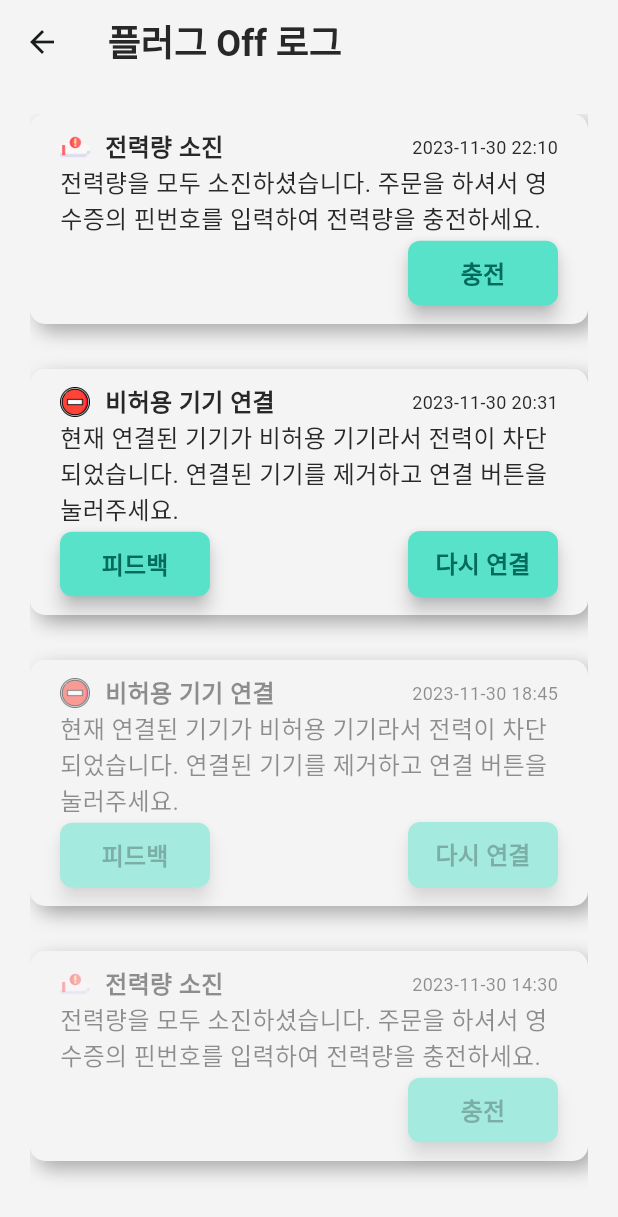
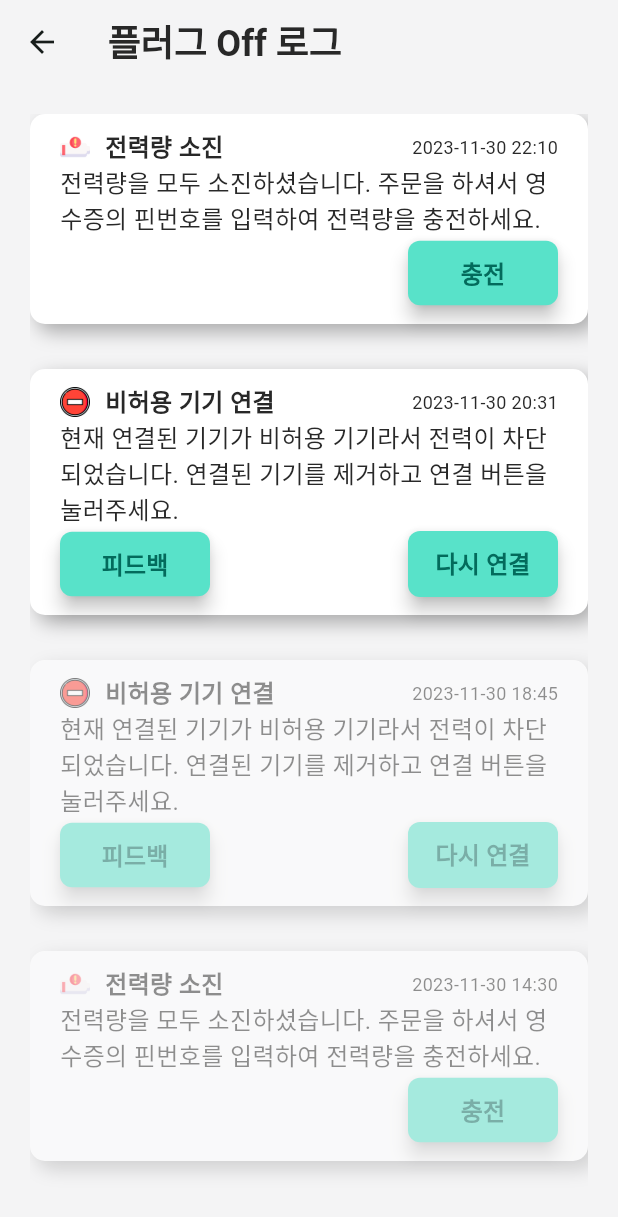
Before and after one commit to CAU-Capstone-PPL/CafePlugGuardian-WebClient, a Flutter app: the AlertScreen screen opened by its route, on a phone screen of 412 x 824 dp. Shown: the top 1217 px of the screen. Run offline on Flutter 3.47's test engine with Material 3 defaults, Android fonts, the phone set to English and light mode, and no system bars; accounts and stored records are empty; network calls fail; Roboto replaces fonts that are missing (Gmarket).

Commit message:
refactor: 알람 위젯 refactor 및 컨테이너 색깔 변경

```diff
--- a/lib/screens/home_screen.dart
+++ b/lib/screens/home_screen.dart
@@ -204,7 +204,7 @@ class _HomeScreenState extends State<HomeScreen> {
                                     TitleText(
                                         content:
                                             '${context.watch<PlugInformationProvider>().plug!.realTimePower}'),
-                                    const CaptionText(content: ' Wh'),
+                                    const CaptionText(content: ' W'),
                                   ],
                                 )
                               ],
--- a/lib/screens/maileage_screen.dart
+++ b/lib/screens/maileage_screen.dart
@@ -33,7 +33,7 @@ class MaileageScreen extends StatelessWidget {
             Container(
               padding: const EdgeInsets.all(16.0),
               decoration: BoxDecoration(
-                color: AppColor.background,
+                color: Colors.white,
                 borderRadius: BorderRadius.circular(15),
                 boxShadow: [
                   BoxShadow(
--- a/lib/screens/shop_screen.dart
+++ b/lib/screens/shop_screen.dart
@@ -40,7 +40,7 @@ class _ShopScreenState extends State<ShopScreen> {
             Container(
               decoration: BoxDecoration(
                 border: Border.all(color: AppColor.text, width: 1.5),
-                color: AppColor.background,
+                color: Colors.white,
                 borderRadius: BorderRadius.circular(15),
                 boxShadow: [
                   BoxShadow(
--- a/lib/style.dart
+++ b/lib/style.dart
@@ -4,7 +4,9 @@ class AppColor extends Color {
   AppColor(super.value);
 
   static const background = Color(0xFFF4F4F5);
+  static const mainOpacity = Color(0xCC58E2C9);
   static const main = Color(0xFF58E2C9);
+
   static const text = Color(0xFF282828);
 }
 
--- a/lib/widgets/alert_widget.dart
+++ b/lib/widgets/alert_widget.dart
@@ -20,10 +20,13 @@ class Alert extends StatelessWidget {
 
   @override
   Widget build(BuildContext context) {
-    return Container(
+    if (type == 'Blocking') {
+      return Opacity(
+        opacity: isToggleOn ? 0.5 : 1,
+        child: Container(
           decoration: BoxDecoration(
             borderRadius: BorderRadius.circular(10),
-        color: AppColor.background,
+            color: Colors.white,
             boxShadow: [
               BoxShadow(
                 blurRadius: 10,
@@ -32,28 +35,61 @@ class Alert extends StatelessWidget {
               ),
             ],
           ),
-      child: Opacity(
-        opacity: isToggleOn ? 0.5 : 1,
           child: Padding(
             padding: const EdgeInsets.symmetric(
               vertical: 10,
               horizontal: 20,
             ),
-          child: Column(
+            child: NotAllowAlert(plugOffTime: plugOffTime),
+          ),
+        ),
+      );
+    }
+    return Opacity(
+      opacity: ownerCheck ? 0.5 : 1,
+      child: Container(
+        decoration: BoxDecoration(
+          borderRadius: BorderRadius.circular(10),
+          color: Colors.white,
+          boxShadow: [
+            BoxShadow(
+              blurRadius: 10,
+              offset: const Offset(5, 5),
+              color: Colors.black.withOpacity(0.3),
+            ),
+          ],
+        ),
+        child: Padding(
+          padding: const EdgeInsets.symmetric(
+            vertical: 10,
+            horizontal: 20,
+          ),
+          child: PowerExhaustAlert(plugOffTime: plugOffTime),
+        ),
+      ),
+    );
+  }
+}
+
+class PowerExhaustAlert extends StatelessWidget {
+  DateTimeModel plugOffTime;
+  PowerExhaustAlert({super.key, required this.plugOffTime});
+
+  @override
+  Widget build(BuildContext context) {
+    return Column(
       children: [
         Row(
           mainAxisAlignment: MainAxisAlignment.spaceBetween,
           children: [
-                  Row(
+            const Row(
               children: [
                 Image(
-                        image: AssetImage('assets/$type.png'),
+                  image: AssetImage('assets/PowerLimit.png'),
                   width: 20,
                 ),
-                      const SizedBox(width: 10),
-                      type == 'Blocking'
-                          ? const BoldText(content: '비허용 기기 연결')
-                          : const BoldText(content: '전력량 소진'),
+                SizedBox(width: 10),
+                BoldText(content: '전력량 소진'),
               ],
             ),
             CaptionText(
@@ -61,19 +97,71 @@ class Alert extends StatelessWidget {
                     '${plugOffTime.date.toString()} ${plugOffTime.time.toString()}'),
           ],
         ),
-              Row(
+        const Row(
           mainAxisAlignment: MainAxisAlignment.spaceBetween,
           children: [
             Expanded(
               child: NormalText(
-                        content: type == 'Blocking'
-                            ? '현재 연결된 기기가 비허용 기기라서 전력이 차단되었습니다. 연결된 기기를 제거하고 연결 버튼을 눌러주세요.'
-                            : '전력량을 모두 소진하셨습니다. 주문을 하셔서 영수증의 핀번호를 입력하여 전력량을 충전하세요.'),
+                  content:
+                      '전력량을 모두 소진하셨습니다. 주문을 하셔서 영수증의 핀번호를 입력하여 전력량을 충전하세요.'),
             ),
           ],
         ),
-              type == 'Blocking'
-                  ? Row(
+        Row(
+          mainAxisAlignment: MainAxisAlignment.end,
+          children: [
+            CustomSmallButton(
+                content: '충전',
+                onPressed: () {
+                  //오너체크 바꾸기
+                  //충전하는 곳으로 가기
+                  Navigator.pop(context);
+                  Navigator.pushNamed(context, '/pinInput');
+                })
+          ],
+        ),
+      ],
+    );
+  }
+}
+
+class NotAllowAlert extends StatelessWidget {
+  DateTimeModel plugOffTime;
+  NotAllowAlert({super.key, required this.plugOffTime});
+
+  @override
+  Widget build(BuildContext context) {
+    return Column(
+      children: [
+        Row(
+          mainAxisAlignment: MainAxisAlignment.spaceBetween,
+          children: [
+            const Row(
+              children: [
+                Image(
+                  image: AssetImage('assets/Blocking.png'),
+                  width: 20,
+                ),
+                SizedBox(width: 10),
+                BoldText(content: '비허용 기기 연결')
+              ],
+            ),
+            CaptionText(
+                content:
+                    '${plugOffTime.date.toString()} ${plugOffTime.time.toString()}'),
+          ],
+        ),
+        const Row(
+          mainAxisAlignment: MainAxisAlignment.spaceBetween,
+          children: [
+            Expanded(
+              child: NormalText(
+                  content:
+                      '현재 연결된 기기가 비허용 기기라서 전력이 차단되었습니다. 연결된 기기를 제거하고 연결 버튼을 눌러주세요.'),
+            ),
+          ],
+        ),
+        Row(
           mainAxisAlignment: MainAxisAlignment.spaceBetween,
           children: [
             CustomSmallButton(
@@ -85,10 +173,8 @@ class Alert extends StatelessWidget {
                       title: const HeadingText(content: '피드백'),
                       content: const SingleChildScrollView(
                         child: Column(
-                                      mainAxisAlignment:
-                                          MainAxisAlignment.center,
-                                      crossAxisAlignment:
-                                          CrossAxisAlignment.center,
+                          mainAxisAlignment: MainAxisAlignment.center,
+                          crossAxisAlignment: CrossAxisAlignment.center,
                           children: [],
                         ),
                       ),
@@ -108,23 +194,11 @@ class Alert extends StatelessWidget {
               content: '다시 연결',
               onPressed: () {
                 //다시 연결
-                            })
+              },
+            )
           ],
         )
-                  : Row(
-                      mainAxisAlignment: MainAxisAlignment.end,
-                      children: [
-                        CustomSmallButton(
-                            content: '충전',
-                            onPressed: () {
-                              //충전하는 곳으로 가기
-                            })
       ],
-                    ),
-            ],
-          ),
-        ),
-      ),
     );
   }
 }
--- a/lib/widgets/menu_widget.dart
+++ b/lib/widgets/menu_widget.dart
@@ -20,7 +20,7 @@ class Menu extends StatelessWidget {
       padding: const EdgeInsets.all(12),
       decoration: BoxDecoration(
         border: Border.all(color: AppColor.text),
-        color: AppColor.background,
+        color: Colors.white,
         borderRadius: BorderRadius.circular(15),
         boxShadow: [
           BoxShadow(
--- a/lib/widgets/page_entry_button_widget.dart
+++ b/lib/widgets/page_entry_button_widget.dart
@@ -24,7 +24,7 @@ class _PageEntryButtonState extends State<PageEntryButton> {
         decoration: BoxDecoration(
           //border: Border.all(color: AppColor.text, width: 1.5),
           borderRadius: BorderRadius.circular(10),
-          color: AppColor.background,
+          color: Colors.white,
           boxShadow: [
             BoxShadow(
               blurRadius: 2,
```
Lines whose indentation alone changed are shown as unchanged.
